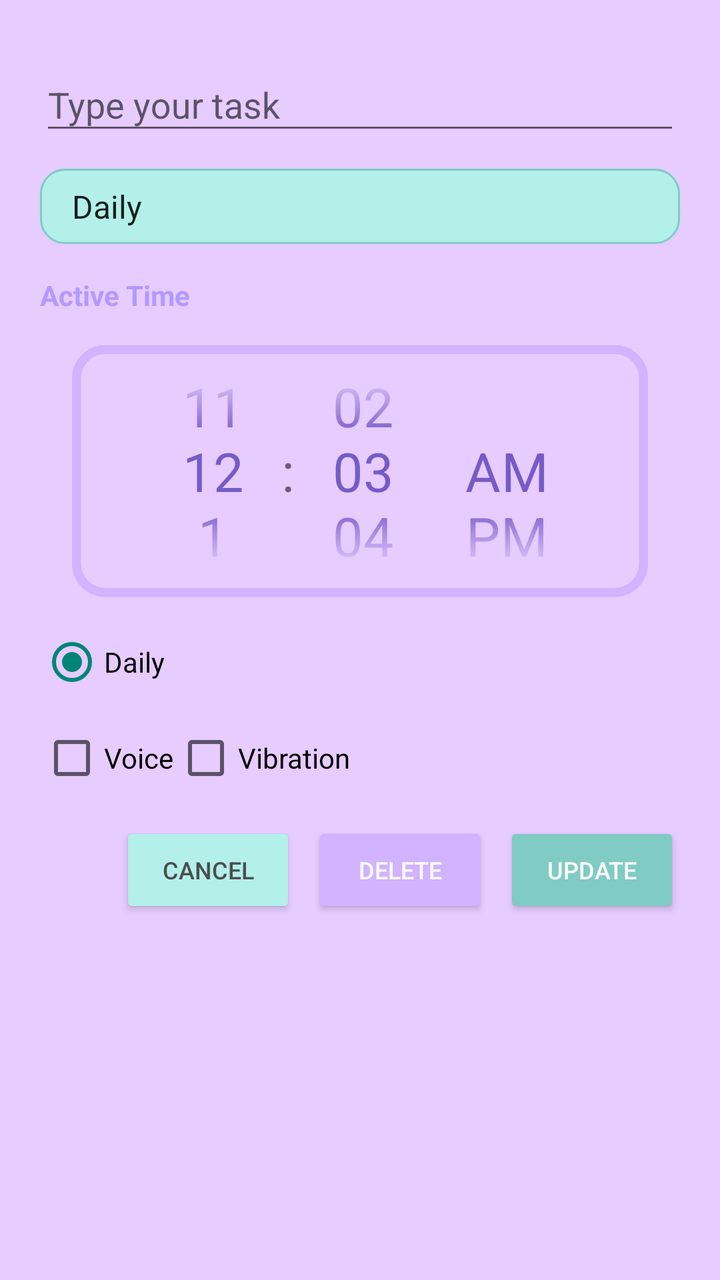
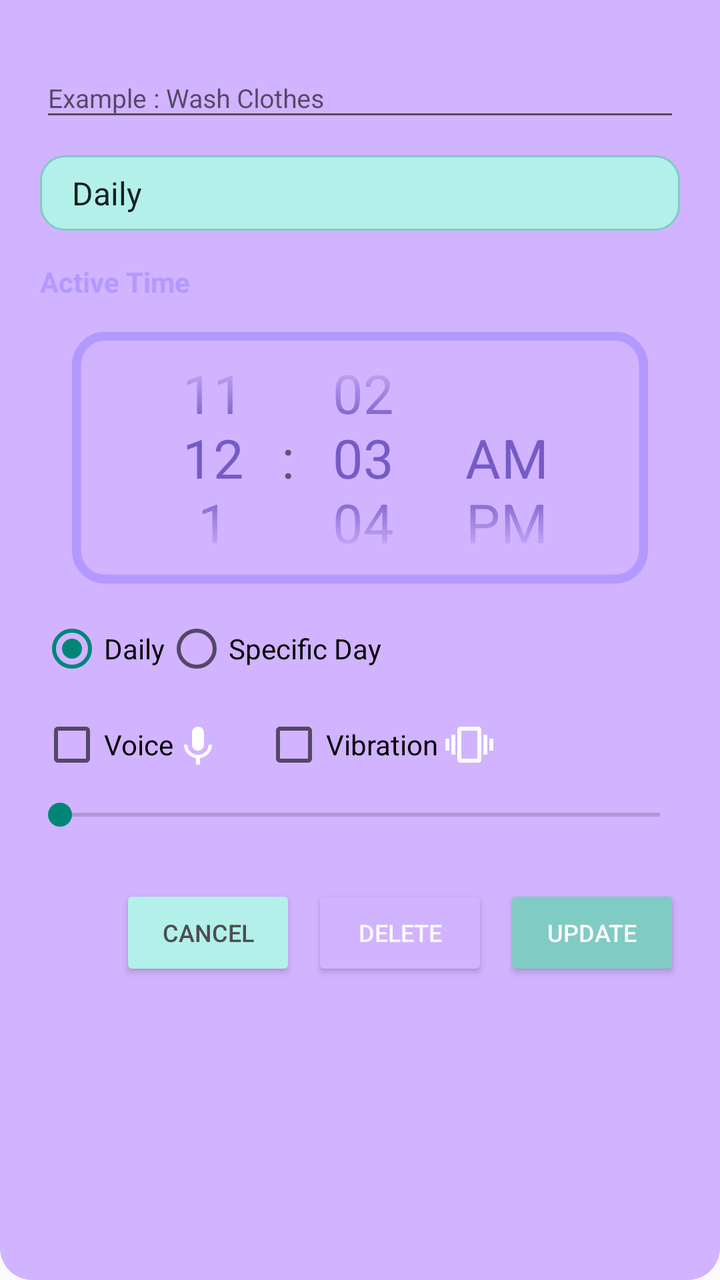

An Android layout rendered at two revisions. The XML below is the earlier revision; the diff shows what the commit changed to produce the second picture.
<!-- AndroidManifest.xml: application theme Theme.Todo -->
<!-- res/layout/dialog_edititemtodo.xml -->
<?xml version="1.0" encoding="utf-8"?>
<LinearLayout
    xmlns:android="http://schemas.android.com/apk/res/android"
    xmlns:tools="http://schemas.android.com/tools"
    android:layout_width="match_parent"
    android:layout_height="wrap_content"
    android:orientation="vertical"
    android:padding="20dp"
    android:background="@color/purple_200"
    tools:context=".ui.MainActivity">

    
    <com.google.android.material.textfield.TextInputLayout
        android:layout_width="match_parent"
        android:layout_height="wrap_content"
        android:layout_marginBottom="12dp">

        <com.google.android.material.textfield.TextInputEditText
            android:id="@+id/edt_dialog_edit_item_todo"
            android:layout_width="match_parent"
            android:layout_height="wrap_content"
            android:hint="Type your task"
            android:textColor="@color/black"/>
    </com.google.android.material.textfield.TextInputLayout>

    <Spinner
        android:layout_width="match_parent"
        android:layout_height="wrap_content"
        android:entries="@array/active_time_options"
        android:layout_marginBottom="16dp"
        android:id="@+id/spinner_option"
        android:background="@drawable/spinner_background"
        />

    
    <TextView
        android:id="@+id/textView2"
        android:layout_width="wrap_content"
        android:layout_height="wrap_content"
        android:text="Active Time"
        android:textStyle="bold"
        android:textColor="@color/purple_700"
        android:layout_marginBottom="8dp"/>

    
    <LinearLayout
        android:layout_width="match_parent"
        android:layout_height="wrap_content"
        android:orientation="vertical"
        android:scaleX="0.9"
        android:scaleY="0.9">

        <DatePicker
            android:id="@+id/datePicker_editItem"
            android:layout_width="match_parent"
            android:layout_height="143dp"
            android:calendarViewShown="false"
            android:datePickerMode="spinner"
            android:spinnersShown="true"
            android:textSize="8sp"
            android:theme="@style/CustomDatePickerStyle"
            android:visibility="gone"
            android:background="@drawable/bg_timepicker"
            android:layout_marginBottom="5dp"
            />

        <TimePicker
            android:id="@+id/timePicker_editItem"
            android:layout_width="match_parent"
            android:layout_centerInParent="true"
            android:timePickerMode="spinner"
            android:layout_height="140dp"
            android:theme="@style/CustomTimePickerStyle"
            android:background="@drawable/bg_timepicker"
            android:layout_marginBottom="10dp"
            />
    </LinearLayout>

    
    <RadioGroup
        android:id="@+id/radio_group_repeat"
        android:layout_width="match_parent"
        android:layout_height="wrap_content"
        android:orientation="horizontal"
        android:layout_marginBottom="16dp">

        <RadioButton
            android:id="@+id/radioDaily"
            android:layout_width="wrap_content"
            android:layout_height="wrap_content"
            android:text="Daily"
            android:checked="true"/>

        <RadioButton
            android:id="@+id/radioSpecificDay"
            android:layout_width="wrap_content"
            android:layout_height="wrap_content"
            android:text="Specific Day"
            android:visibility="invisible"
            />
    </RadioGroup>

    
    <GridLayout
        android:layout_width="match_parent"
        android:layout_height="wrap_content"
        android:columnCount="4"
        android:orientation="horizontal"
        android:layout_marginBottom="16dp"
        android:id="@+id/grid_days_of_week"
        android:visibility="gone"
        >

        <CheckBox android:text="Sun"  android:textSize="10sp"/>
        <CheckBox android:text="Mon"  android:textSize="10sp"/>
        <CheckBox android:text="Tue"  android:textSize="10sp"/>
        <CheckBox android:text="Wed"  android:textSize="10sp"/>
        <CheckBox android:text="Thur"  android:textSize="10sp"/>
        <CheckBox android:text="Fri"  android:textSize="10sp"/>
        <CheckBox android:text="Sat"  android:textSize="10sp"/>
    </GridLayout>

    <LinearLayout
        android:layout_width="match_parent"
        android:layout_height="wrap_content"
        android:orientation="horizontal"
        >
        <CheckBox
            android:id="@+id/chkEnableVoice"
            android:layout_width="wrap_content"
            android:layout_height="wrap_content"
            android:text="Voice"/>
        <CheckBox
            android:id="@+id/chkEnableVibra"
            android:layout_width="wrap_content"
            android:layout_height="wrap_content"
            android:text="Vibration"/>
    </LinearLayout>

    
    <LinearLayout
        android:layout_width="match_parent"
        android:layout_height="wrap_content"
        android:orientation="horizontal"
        android:gravity="end"
        android:layout_marginTop="16dp">

        <Button
            android:id="@+id/btn_batal_dialog_edit_item_todos"
            android:layout_width="wrap_content"
            android:layout_height="wrap_content"
            android:text="Cancel"
            android:backgroundTint="@color/teal_200"
            android:textColor="@color/black"
            android:textSize="12sp"
            />

        <Button
            android:id="@+id/btn_hapus_dialog_edit_item_todos"
            android:layout_width="wrap_content"
            android:layout_height="wrap_content"
            android:text="Delete"
            android:layout_marginStart="8dp"
            android:backgroundTint="@color/purple_500"
            android:textColor="@color/white"
            android:textSize="12sp"
            />

        <Button
            android:id="@+id/btn_update_dialog_edit_item_todos"
            android:layout_width="wrap_content"
            android:layout_height="wrap_content"
            android:text="Update"
            android:layout_marginStart="8dp"
            android:backgroundTint="@color/teal_700"
            android:textColor="@color/white"
            android:textSize="12sp"
            />
    </LinearLayout>
</LinearLayout>
<!-- resources referenced by this layout -->
<resources>
  <string-array name="active_time_options">
          <item>Daily</item>
          <item>Specific Time</item>
      </string-array>
  <color name="black">#4D4D4D</color>
  <color name="purple_200">#E6CCFF</color>
  <color name="purple_500">#D1B3FF</color>
  <color name="purple_700">#B399FF</color>
  <color name="teal_200">#B2F0E9</color>
  <color name="teal_700">#80CBC4</color>
  <color name="white">#FAFAFA</color>
  <!-- drawable bg_timepicker (drawable) -->
  <?xml version="1.0" encoding="utf-8"?>
  <shape xmlns:android="http://schemas.android.com/apk/res/android"
      android:shape="rectangle">
  
      
      <solid android:color="@android:color/transparent"/>
  
      
      <stroke
          android:width="5dp"
          android:color="@color/purple_500"/>
  
      
      <corners android:radius="16dp"/>
  </shape>
  <style name="CustomDatePickerStyle">
          <item name="android:textColorPrimary">#765BC7</item>
          <item name="android:textColorSecondary">#D0C1FF</item>
          <item name="android:textSize">20sp</item>
          <item name="android:selectionDividerHeight">20dp</item>
          <item name="android:colorControlNormal">@android:color/transparent</item>
      </style>
  <style name="CustomTimePickerStyle" parent="android:Widget.Material.TimePicker">
          <item name="android:textColorPrimary">#765BC7</item>
          <item name="android:textColorSecondary">#D0C1FF</item>
          <item name="android:textSize">30sp</item>
          <item name="android:selectionDividerHeight">20dp</item>
          <item name="android:colorControlNormal">@android:color/transparent</item>
      </style>
  <style name="Theme.Todo" parent="Theme.AppCompat.Light.NoActionBar">
          
          <item name="colorPrimary">@color/purple_500</item>
          <item name="colorPrimaryVariant">@color/purple_700</item>
          <item name="colorOnPrimary">@color/white</item>
          
          <item name="colorSecondary">@color/teal_200</item>
          <item name="colorSecondaryVariant">@color/teal_700</item>
          <item name="colorOnSecondary">@color/black</item>
          
          <item name="android:statusBarColor" tools:targetApi="l">?attr/colorPrimaryVariant</item>
          
      </style>
  <!-- unchanged entries left out for length: 1 -->
</resources>

<!-- the commit's change to res/layout/dialog_edititemtodo.xml (unified diff, before → after) -->
@@ -6,7 +6,7 @@
     android:layout_height="wrap_content"
     android:orientation="vertical"
     android:padding="20dp"
-    android:background="@color/purple_200"
+    android:background="@drawable/bg_dialog_edititem"
     tools:context=".ui.MainActivity">
 
     
@@ -19,7 +19,8 @@
             android:id="@+id/edt_dialog_edit_item_todo"
             android:layout_width="match_parent"
             android:layout_height="wrap_content"
-            android:hint="Type your task"
+            android:hint="Example : Wash Clothes"
+            android:textSize="13sp"
             android:textColor="@color/black"/>
     </com.google.android.material.textfield.TextInputLayout>
 
@@ -96,7 +97,6 @@
             android:layout_width="wrap_content"
             android:layout_height="wrap_content"
             android:text="Specific Day"
-            android:visibility="invisible"
             />
     </RadioGroup>
 
@@ -115,7 +115,7 @@
         <CheckBox android:text="Mon"  android:textSize="10sp"/>
         <CheckBox android:text="Tue"  android:textSize="10sp"/>
         <CheckBox android:text="Wed"  android:textSize="10sp"/>
-        <CheckBox android:text="Thur"  android:textSize="10sp"/>
+        <CheckBox android:text="Thu"  android:textSize="10sp"/>
         <CheckBox android:text="Fri"  android:textSize="10sp"/>
         <CheckBox android:text="Sat"  android:textSize="10sp"/>
     </GridLayout>
@@ -129,13 +129,26 @@
             android:id="@+id/chkEnableVoice"
             android:layout_width="wrap_content"
             android:layout_height="wrap_content"
-            android:text="Voice"/>
+            android:text="Voice"
+            android:drawableRight="@drawable/baseline_keyboard_voice_24"
+            />
         <CheckBox
             android:id="@+id/chkEnableVibra"
             android:layout_width="wrap_content"
             android:layout_height="wrap_content"
-            android:text="Vibration"/>
+            android:text="Vibration "
+            android:layout_marginStart="20dp"
+            android:drawableRight="@drawable/baseline_vibration_24"
+            />
     </LinearLayout>
+
+    <SeekBar
+        android:id="@+id/seekBarVolume"
+        android:layout_width="match_parent"
+        android:layout_height="wrap_content"
+        android:max="100"
+        android:padding="10dp"
+        />
 
     
     <LinearLayout
<!-- resource entries referenced after the edit -->
@@ -11,6 +11,33 @@
   <color name="teal_200">#B2F0E9</color>
   <color name="teal_700">#80CBC4</color>
   <color name="white">#FAFAFA</color>
+  <!-- drawable baseline_keyboard_voice_24 (drawable) -->
+  <vector xmlns:android="http://schemas.android.com/apk/res/android" android:height="24dp" android:tint="@color/ic_app_icon_background" android:viewportHeight="24" android:viewportWidth="24" android:width="24dp">
+        
+      <path android:fillColor="@android:color/white" android:pathData="M12,15c1.66,0 2.99,-1.34 2.99,-3L15,6c0,-1.66 -1.34,-3 -3,-3S9,4.34 9,6v6c0,1.66 1.34,3 3,3zM17.3,12c0,3 -2.54,5.1 -5.3,5.1S6.7,15 6.7,12L5,12c0,3.42 2.72,6.23 6,6.72L11,22h2v-3.28c3.28,-0.48 6,-3.3 6,-6.72h-1.7z"/>
+      
+  </vector>
+  <!-- drawable baseline_vibration_24 (drawable) -->
+  <vector xmlns:android="http://schemas.android.com/apk/res/android" android:height="24dp" android:tint="@color/ic_app_icon_background" android:viewportHeight="24" android:viewportWidth="24" android:width="24dp">
+        
+      <path android:fillColor="@android:color/white" android:pathData="M0,15h2L2,9L0,9v6zM3,17h2L5,7L3,7v10zM22,9v6h2L24,9h-2zM19,17h2L21,7h-2v10zM16.5,3h-9C6.67,3 6,3.67 6,4.5v15c0,0.83 0.67,1.5 1.5,1.5h9c0.83,0 1.5,-0.67 1.5,-1.5v-15c0,-0.83 -0.67,-1.5 -1.5,-1.5zM16,19L8,19L8,5h8v14z"/>
+      
+  </vector>
+  <!-- drawable bg_dialog_edititem (drawable) -->
+  <?xml version="1.0" encoding="utf-8"?>
+  <shape xmlns:android="http://schemas.android.com/apk/res/android"
+      android:shape="rectangle">
+      
+      <solid android:color="@color/purple_500"/>
+      <corners
+          android:bottomLeftRadius="16dp"
+          android:bottomRightRadius="16dp"/>
+      <padding
+          android:left="20dp"
+          android:top="20dp"
+          android:right="20dp"
+          android:bottom="20dp"/>
+  </shape>
   <!-- drawable bg_timepicker (drawable) -->
   <?xml version="1.0" encoding="utf-8"?>
   <shape xmlns:android="http://schemas.android.com/apk/res/android"
@@ -22,7 +49,7 @@
       
       <stroke
           android:width="5dp"
-          android:color="@color/purple_500"/>
+          android:color="@color/purple_700"/>
   
       
       <corners android:radius="16dp"/>
@@ -51,9 +78,11 @@
           <item name="colorSecondaryVariant">@color/teal_700</item>
           <item name="colorOnSecondary">@color/black</item>
           
-          <item name="android:statusBarColor" tools:targetApi="l">?attr/colorPrimaryVariant</item>
+          <item name="android:statusBarColor">@color/purple_200</item>
+          <item name="android:windowLightStatusBar">false</item>
           
       </style>
+  <color name="ic_app_icon_background">#FFFFFF</color>
   <!-- unchanged entries left out for length: 1 -->
 </resources>
 
